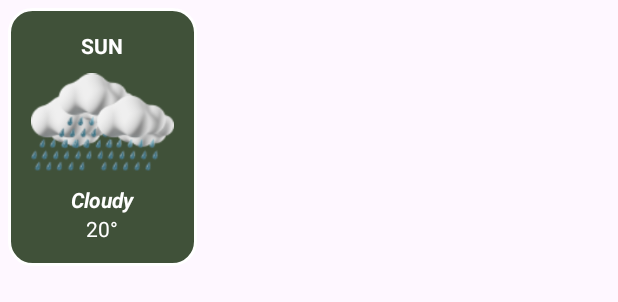
After one commit to Isagani-lapira/Weather-App-Kotlin, an Android app: the layout forecast_layout.xml on its own in the app's theme, with its tools: preview values and no code run, on a phone screen of 412 x 824 dp. The commit adds this screen. Shown: the top 302 px of the screen. Run offline under Robolectric (Android 15) with nearby library versions, the phone set to English and light mode, and no system bars.

Commit message:
Forecast for the rest of the week

```diff
--- /dev/null
+++ b/app/src/main/java/com/example/checkitout/Weather.kt
@@ -0,0 +1,4 @@
+package com.example.checkitout
+
+data class Weather (val day: String,val Icon: Int, val weather: String, val temperature: String) {
+}
--- /dev/null
+++ b/app/src/main/res/drawable/bg_forecast.xml
@@ -0,0 +1,9 @@
+<?xml version="1.0" encoding="utf-8"?>
+<shape xmlns:android="http://schemas.android.com/apk/res/android"
+    android:shape="rectangle">
+
+    <solid android:color="@color/rainy"/>
+    <corners android:radius="15dp"/>
+    <stroke android:color="@color/white" android:width="2dp"/>
+
+</shape>
--- /dev/null
+++ b/app/src/main/res/layout/forecast_layout.xml
@@ -0,0 +1,43 @@
+<?xml version="1.0" encoding="utf-8"?>
+<LinearLayout xmlns:android="http://schemas.android.com/apk/res/android"
+    xmlns:tools="http://schemas.android.com/tools"
+    android:orientation="vertical"
+    android:layout_width="wrap_content"
+    android:layout_height="wrap_content"
+    android:background="@drawable/bg_forecast"
+    android:layout_margin="5dp"
+    android:padding="15dp"
+    tools:ignore="hardcodedText">
+
+    <TextView
+        android:id="@+id/tvDay"
+        android:layout_width="match_parent"
+        android:layout_height="wrap_content"
+        android:gravity="center"
+        android:textColor="@color/white"
+        android:textStyle="bold"
+        android:text="SUN"/>
+    <ImageView
+        android:id="@+id/ivIcon"
+        android:layout_width="95dp"
+        android:layout_height="wrap_content"
+        android:src="@drawable/rain"
+        android:contentDescription="@string/weather_icon"/>
+
+    <TextView
+        android:id="@+id/tvWeather"
+        android:layout_width="match_parent"
+        android:layout_height="wrap_content"
+        android:textColor="@color/white"
+        android:textStyle="bold|italic"
+        android:gravity="center"
+        android:text="Cloudy"/>
+
+    <TextView
+        android:id="@+id/tvTemp"
+        android:layout_width="match_parent"
+        android:layout_height="wrap_content"
+        android:gravity="center"
+        android:textColor="@color/white"
+        android:text="20°"/>
+</LinearLayout>
```
Also changed, not shown: app/src/main/java/com/example/checkitout/CustomAdapter.kt (added, +44 -0 lines), app/src/main/java/com/example/checkitout/MainActivity.kt (+20 -0 lines), app/src/main/res/layout/activity_main.xml (+12 -0 lines).
